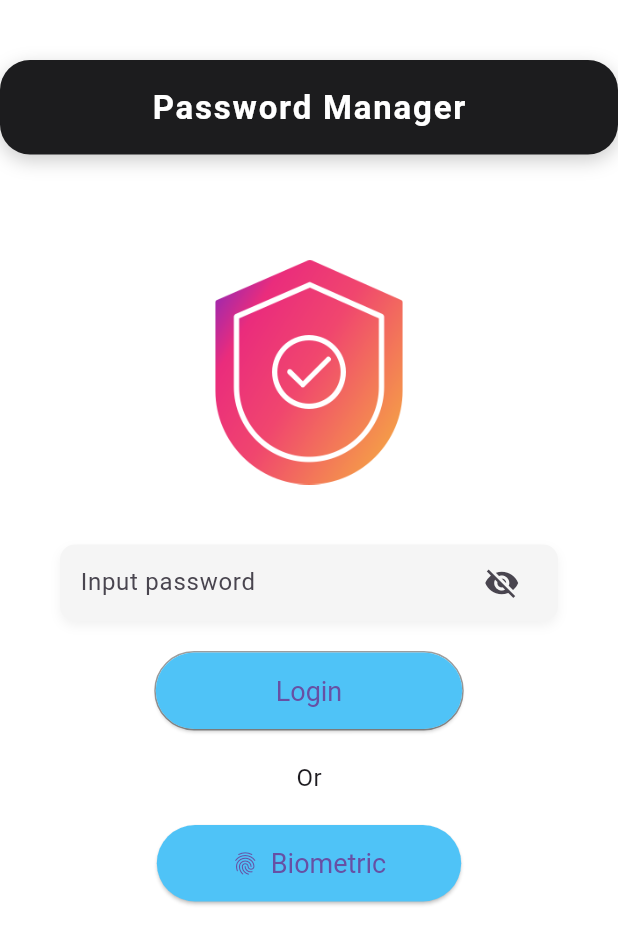
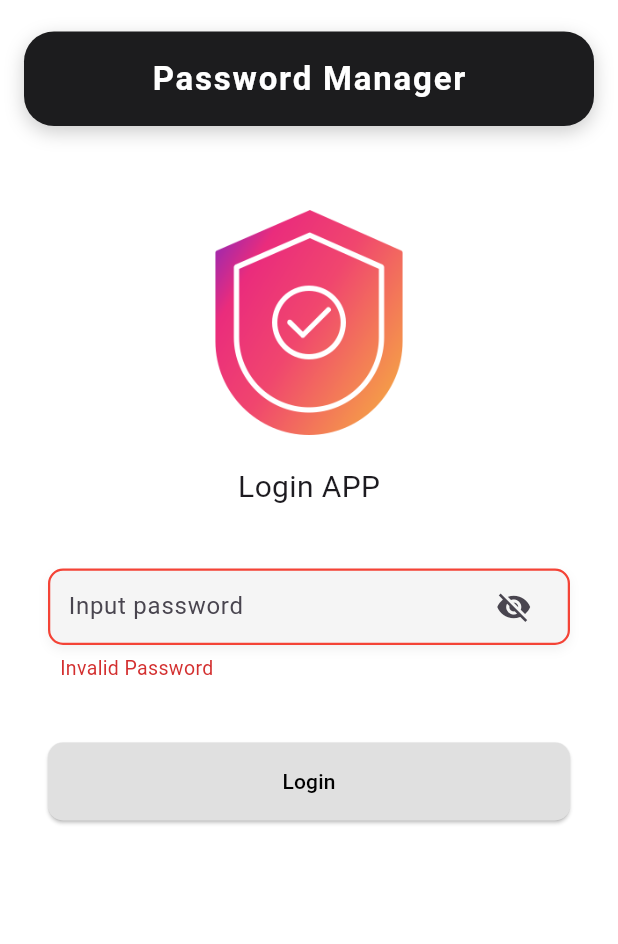
Before and after one commit to VinhTin-AQUA/Password-management, a Flutter app: the LoginApp screen opened by its route, after a tap on "Login", on a phone screen of 412 x 824 dp. Shown: the top 944 px of the screen. Run offline on Flutter 3.47's test engine with Material 3 defaults, Android fonts, the phone set to English and light mode, and no system bars; our stand-ins replace firebase_auth, firebase_core, flutter_secure_storage, get, google_sign_in; accounts and stored records are empty.

Commit message:
update login app

```diff
--- a/password_management/lib/core/init/initial_app.dart
+++ b/password_management/lib/core/init/initial_app.dart
@@ -2,7 +2,7 @@ import 'package:get/get.dart';
 import 'package:password_management/core/constants/contants.dart';
 import 'package:password_management/core/utils/secure_storage_util.dart';
 import 'package:password_management/presentation/viewmodels/google_controller.dart';
-import 'package:password_management/presentation/viewmodels/create_password_controller.dart';
+import 'package:password_management/presentation/viewmodels/password_controller.dart';
 
 class InitialApp {
   static Future<bool> checkCreatePassword() async {
@@ -14,6 +14,6 @@ class InitialApp {
 
   static Future<void> initControllers() async {
     Get.put(GooleController(), permanent: true);
-    Get.put(CreatePasswordController(), permanent: true);
+    Get.put(PasswordController(), permanent: true);
   }
 }
--- a/password_management/lib/core/utils/secure_storage_util.dart
+++ b/password_management/lib/core/utils/secure_storage_util.dart
@@ -11,11 +11,16 @@ class SecureStorageUtil {
     return password != null;
   }
 
-  static Future<void> savePassword(key, value) async {
+  static Future<void> saveValue(key, value) async {
     await _secureStorage.write(key: key, value: value);
   }
 
   static Future<void> clearValue(key) async {
     await _secureStorage.delete(key: key);
   }
+
+  static Future<String?> getValue(String key) async {
+    String? password = await _secureStorage.read(key: key);
+    return password;
+  }
 }
--- a/password_management/lib/presentation/viewmodels/google_controller.dart
+++ b/password_management/lib/presentation/viewmodels/google_controller.dart
@@ -70,7 +70,7 @@ class GooleController extends GetxController {
 
     update();
     if (googleProvider.uid != null) {
-      SecureStorageUtil.savePassword(googleId, googleProvider.uid);
+      SecureStorageUtil.saveValue(googleId, googleProvider.uid);
     }
     return true;
   }
--- a/password_management/lib/presentation/viewmodels/create_password_controller.dart
+++ b/password_management/lib/presentation/viewmodels/password_controller.dart
@@ -2,7 +2,7 @@ import 'package:get/get.dart';
 import 'package:password_management/core/constants/contants.dart';
 import 'package:password_management/core/utils/secure_storage_util.dart';
 
-class CreatePasswordController extends GetxController {
+class PasswordController extends GetxController {
   String password = "";
   String confirmPassword = "";
 
@@ -19,6 +19,16 @@ class CreatePasswordController extends GetxController {
   }
 
   Future<void> savePassword() async {
-    SecureStorageUtil.savePassword(passwordEncryptKey, password);
+    await SecureStorageUtil.saveValue(passwordEncryptKey, password);
+    password = "";
+    confirmPassword = "";
+  }
+
+  Future<bool> loginApp() async {
+    final passwordSaved = await SecureStorageUtil.getValue(passwordEncryptKey);
+    if (passwordSaved != password) {
+      return false;
+    }
+    return true;
   }
 }
--- a/password_management/lib/presentation/views/create_password/create_password.dart
+++ b/password_management/lib/presentation/views/create_password/create_password.dart
@@ -1,7 +1,7 @@
 import 'package:flutter/material.dart';
 import 'package:get/get.dart';
 import 'package:password_management/core/router/routes.dart';
-import 'package:password_management/presentation/viewmodels/create_password_controller.dart';
+import 'package:password_management/presentation/viewmodels/password_controller.dart';
 import 'package:password_management/presentation/widgets/button.dart';
 import 'package:password_management/presentation/widgets/header.dart';
 import 'package:password_management/presentation/widgets/logo.dart';
@@ -18,7 +18,7 @@ class _CreatePasswordState extends State<CreatePassword> {
   bool passValid = true;
   bool confirmPassValid = true;
 
-  void _savePassword(builder) {
+  Future<void> _savePassword(PasswordController builder) async {
     if (builder.password == "") {
       setState(() {
         passValid = false;
@@ -36,13 +36,13 @@ class _CreatePasswordState extends State<CreatePassword> {
       passValid = true;
       confirmPassValid = true;
     });
-    builder.savePassword();
+    await builder.savePassword();
     TRoutes.offAll(TRoutes.home);
   }
 
   @override
   Widget build(BuildContext context) {
-    return GetBuilder<CreatePasswordController>(
+    return GetBuilder<PasswordController>(
       builder: (builder) {
         return Scaffold(
           backgroundColor: Colors.white,
--- a/password_management/lib/presentation/views/login_app/login_app.dart
+++ b/password_management/lib/presentation/views/login_app/login_app.dart
@@ -1,4 +1,8 @@
 import 'package:flutter/material.dart';
+import 'package:get/get.dart';
+import 'package:password_management/core/router/routes.dart';
+import 'package:password_management/presentation/viewmodels/password_controller.dart';
+import 'package:password_management/presentation/widgets/button.dart';
 import 'package:password_management/presentation/widgets/header.dart';
 import 'package:password_management/presentation/widgets/logo.dart';
 import 'package:password_management/presentation/widgets/password_input.dart';
@@ -11,96 +15,74 @@ class LoginApp extends StatefulWidget {
 }
 
 class _LoginAppState extends State<LoginApp> {
+  bool validPassword = true;
+
+  Future<void> _login(PasswordController builder) async {
+    final check = await builder.loginApp();
+     setState(() {
+      validPassword = true;
+    });
+    if (check == true) {
+      TRoutes.offAll(TRoutes.home);
+      return;
+    }
+    setState(() {
+      validPassword = false;
+    });
+    print(check);
+    print(validPassword);
+  }
+
   @override
   Widget build(BuildContext context) {
+    return GetBuilder<PasswordController>(
+      builder: (builder) {
         return Scaffold(
           backgroundColor: Colors.white,
-      body: Center(
+          body: SafeArea(
+            child: SingleChildScrollView(
+              child: Padding(
+                padding: const EdgeInsets.all(16.0),
                 child: Column(
-          mainAxisAlignment: MainAxisAlignment.start,
-          children: <Widget>[
-            const SizedBox(height: 40),
+                  children: [
+                    const SizedBox(height: 5),
                     Header(),
                     const SizedBox(height: 20),
-            Expanded(
-              child: SingleChildScrollView(
-                child: Container(
+                    Container(
                       decoration: BoxDecoration(
                         color: Colors.white,
-                    borderRadius: BorderRadius.vertical(
-                      top: Radius.circular(30),
-                    ),
+                        borderRadius: BorderRadius.circular(20),
                       ),
                       child: Padding(
-                    padding: const EdgeInsets.all(20.0),
+                        padding: const EdgeInsets.all(16.0),
                         child: Column(
                           children: [
-                        SizedBox(height: 30),
+                            const SizedBox(height: 20),
                             Logo(size: 150),
-                        SizedBox(height: 40),
-                        Padding(
-                          padding: const EdgeInsets.symmetric(horizontal: 20.0),
-                          child: Container(
-                            decoration: BoxDecoration(
-                              borderRadius: BorderRadius.circular(30),
+                            const SizedBox(height: 20),
+                            const Text(
+                              'Login APP',
+                              style: TextStyle(fontSize: 20),
                             ),
-                            child: PasswordInputField(
+                            const SizedBox(height: 40),
+                            PasswordInputField(
                               hintText: 'Input password',
-                              onChanged: (value) {},
+                              onChanged: builder.updatePassword,
+                              errorText:
+                                  validPassword == true
+                                      ? null
+                                      : "Invalid Password",
                             ),
+                            const SizedBox(height: 20),
+                            const SizedBox(height: 20),
+                            Button(
+                              text: 'Login',
+                              onPressed: () async {
+                                await _login(builder);
+                              },
                             ),
+                          ],
                         ),
-                        SizedBox(height: 20),
-                        Container(
-                          decoration: BoxDecoration(
-                            borderRadius: BorderRadius.circular(30),
-                            border: Border.all(color: Colors.grey),
-                          ),
-                          child: ElevatedButton(
-                            onPressed: () {
-                              // Implement login logic here using _passwordController.text
-                              print("Login with password: ");
-                            },
-                            style: ElevatedButton.styleFrom(
-                              backgroundColor: Colors.lightBlue.shade300,
-                              padding: EdgeInsets.symmetric(
-                                horizontal: 80,
-                                vertical: 15,
-                              ),
-                              textStyle: TextStyle(fontSize: 18),
-                              shape: RoundedRectangleBorder(
-                                borderRadius: BorderRadius.circular(30),
-                              ),
-                            ),
-                            child: Text('Login'),
-                          ),
-                        ),
-                        SizedBox(height: 20),
-                        Text('Or', style: TextStyle(fontSize: 16)),
-                        SizedBox(height: 20),
-                        ElevatedButton(
-                          onPressed: () {
-                            // Implement fingerprint authentication logic here
-                            print("Authenticate with fingerprint");
-                          },
-                          style: ElevatedButton.styleFrom(
-                            backgroundColor: Colors.lightBlue.shade300,
-                            padding: EdgeInsets.symmetric(
-                              horizontal: 50,
-                              vertical: 15,
-                            ),
-                            textStyle: TextStyle(fontSize: 18),
-                            shape: RoundedRectangleBorder(
-                              borderRadius: BorderRadius.circular(30),
-                            ),
-                          ),
-                          child: Row(
-                            mainAxisSize: MainAxisSize.min,
-                            children: [
-                              Icon(Icons.fingerprint),
-                              SizedBox(width: 8),
-                              Text('Biometric'),
-                            ],
                       ),
                     ),
                   ],
@@ -108,10 +90,8 @@ class _LoginAppState extends State<LoginApp> {
               ),
             ),
           ),
-            ),
-          ],
-        ),
-      ),
+        );
+      },
     );
   }
 }
--- a/password_management/lib/presentation/widgets/password_input.dart
+++ b/password_management/lib/presentation/widgets/password_input.dart
@@ -58,7 +58,7 @@ class _PasswordInputFieldState extends State<PasswordInputField> {
               color:
                   hasError
                       ? Colors.red
-                      : (_isFocused ? Colors.blue : Colors.transparent),
+                      : (_isFocused ? Colors.black : Colors.transparent),
               width: 1.5,
             ),
             boxShadow: [
```
Lines whose indentation alone changed are shown as unchanged.
